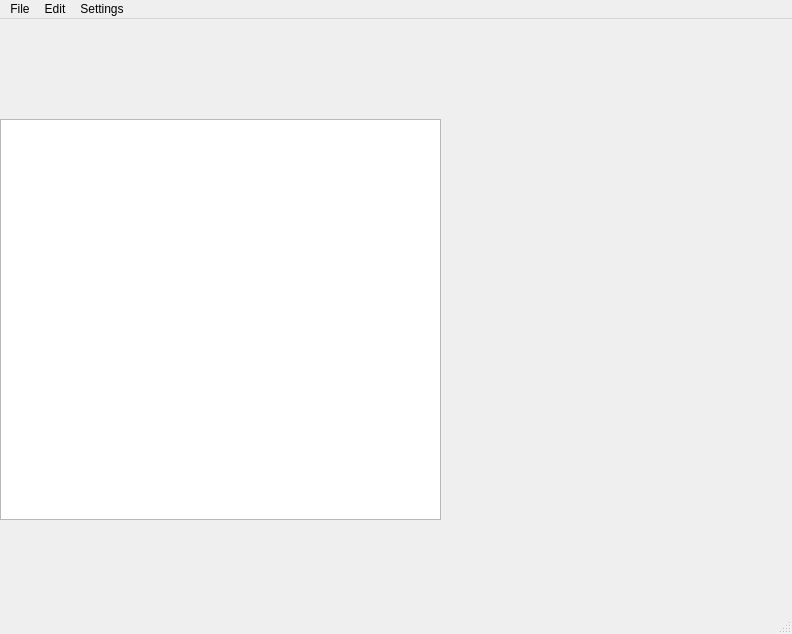
Above: main/mainwindow.ui from Kirikus/Experiments_2024_autumn before the change. Below: the same form after it.
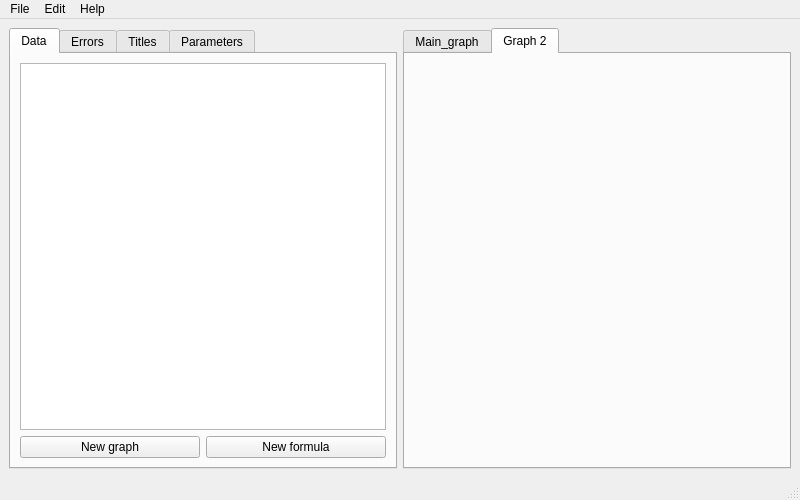
That is the form after the change. The open tabs and pages were chosen to show the change.

Commit message: Changed interface and renamed objects

Patch:
```diff
--- a/main/mainwindow.ui
+++ b/main/mainwindow.ui
@@ -6,8 +6,8 @@
    <rect>
     <x>0</x>
     <y>0</y>
-    <width>792</width>
-    <height>634</height>
+    <width>800</width>
+    <height>500</height>
    </rect>
   </property>
   <property name="sizePolicy">
@@ -41,23 +41,108 @@
    <property name="autoFillBackground">
     <bool>false</bool>
    </property>
-   <widget class="QTableView" name="tableView">
-    <property name="geometry">
-     <rect>
-      <x>0</x>
-      <y>100</y>
-      <width>441</width>
-      <height>401</height>
-     </rect>
-    </property>
-   </widget>
+   <layout class="QGridLayout" name="gridLayout">
+    <item row="0" column="1">
+     <widget class="QTabWidget" name="Graphics">
+      <property name="currentIndex">
+       <number>1</number>
+      </property>
+      <widget class="QWidget" name="MainGraph">
+       <attribute name="title">
+        <string>Main_graph</string>
+       </attribute>
+       <layout class="QGridLayout" name="gridLayout_6">
+        <item row="0" column="0">
+         <widget class="QWidget" name="MainWidgetGraph" native="true"/>
+        </item>
+       </layout>
+      </widget>
+      <widget class="QWidget" name="Graph2">
+       <attribute name="title">
+        <string>Graph 2</string>
+       </attribute>
+       <layout class="QGridLayout" name="gridLayout_7">
+        <item row="1" column="0">
+         <widget class="QWidget" name="WidgetGraph2" native="true"/>
+        </item>
+       </layout>
+      </widget>
+     </widget>
+    </item>
+    <item row="0" column="0">
+     <widget class="QSplitter" name="Splitter">
+      <property name="orientation">
+       <enum>Qt::Horizontal</enum>
+      </property>
+      <widget class="QTabWidget" name="TabWidget">
+       <property name="currentIndex">
+        <number>3</number>
+       </property>
+       <widget class="QWidget" name="TableDataWidget">
+        <attribute name="title">
+         <string>Data</string>
+        </attribute>
+        <layout class="QGridLayout" name="gridLayout_2">
+         <item row="0" column="0" colspan="2">
+          <widget class="QTableView" name="TableData"/>
+         </item>
+         <item row="1" column="0">
+          <widget class="QPushButton" name="ButtonGraph">
+           <property name="text">
+            <string>New graph</string>
+           </property>
+          </widget>
+         </item>
+         <item row="1" column="1">
+          <widget class="QPushButton" name="ButtonFormula">
+           <property name="text">
+            <string>New formula</string>
+           </property>
+          </widget>
+         </item>
+        </layout>
+       </widget>
+       <widget class="QWidget" name="TableErrorsWidget">
+        <attribute name="title">
+         <string>Errors</string>
+        </attribute>
+        <layout class="QGridLayout" name="gridLayout_3">
+         <item row="0" column="0">
+          <widget class="QTableView" name="TableErrors"/>
+         </item>
+        </layout>
+       </widget>
+       <widget class="QWidget" name="TableTitlesWidget">
+        <attribute name="title">
+         <string>Titles</string>
+        </attribute>
+        <layout class="QGridLayout" name="gridLayout_5">
+         <item row="0" column="0">
+          <widget class="QTableView" name="TableTitles"/>
+         </item>
+        </layout>
+       </widget>
+       <widget class="QWidget" name="TableParametrsWidget">
+        <attribute name="title">
+         <string>Parameters</string>
+        </attribute>
+        <layout class="QGridLayout" name="gridLayout_4">
+         <item row="0" column="0">
+          <widget class="QTableView" name="TableParametrs"/>
+         </item>
+        </layout>
+       </widget>
+      </widget>
+     </widget>
+    </item>
+   </layout>
   </widget>
   <widget class="QMenuBar" name="menubar">
    <property name="geometry">
     <rect>
      <x>0</x>
      <y>0</y>
-     <width>792</width>
+     <width>800</width>
      <height>22</height>
     </rect>
    </property>
@@ -78,14 +163,14 @@
      <string>Edit</string>
     </property>
    </widget>
-   <widget class="QMenu" name="menuSettings">
+   <widget class="QMenu" name="menuHelp">
     <property name="title">
-     <string>Settings</string>
+     <string>Help</string>
     </property>
    </widget>
    <addaction name="menuFile"/>
    <addaction name="menuEdit"/>
-   <addaction name="menuSettings"/>
+   <addaction name="menuHelp"/>
   </widget>
   <widget class="QStatusBar" name="statusbar"/>
   <action name="actionOpen">
```
Left out of the diff: 48 changed lines with no effect on the pictures. The commit also changes 1 other file.
